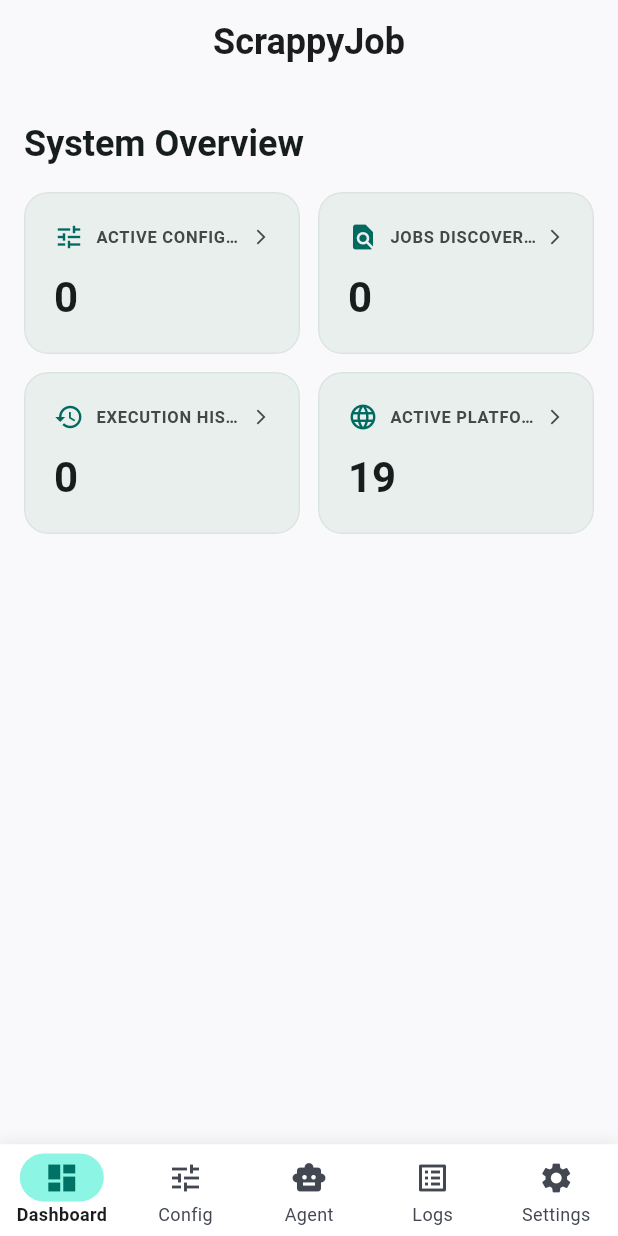
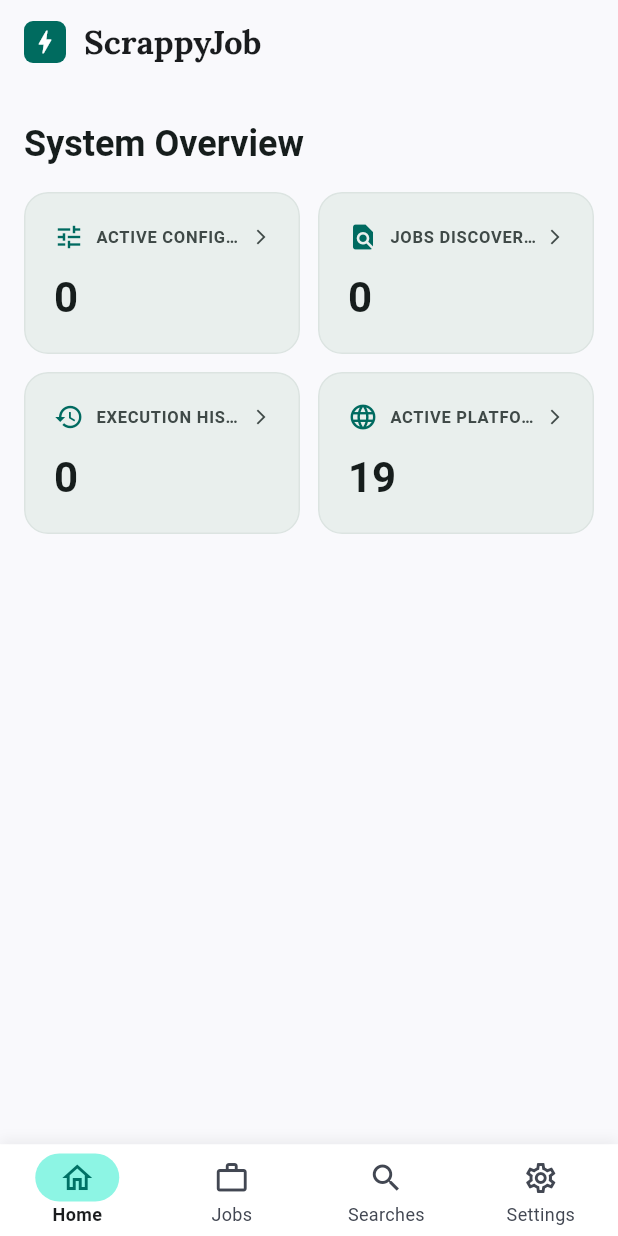
Before and after one commit to shruti-reddy-a/ScrappyJob, a Flutter app: the screen it shows once a user with an empty profile is signed in, on a phone screen of 412 x 824 dp. Run offline on Flutter 3.47's test engine with Material 3 defaults, Android fonts, the phone set to English and light mode, and no system bars; our stand-ins replace cloud_firestore, firebase_auth, firebase_core, google_fonts, google_sign_in; accounts and stored records are empty.

Commit message:
feat: implement redesigned Jobs tab with unified layout and segmented controls

```diff
--- a/frontend/lib/constants/app_colors.dart
+++ b/frontend/lib/constants/app_colors.dart
@@ -17,4 +17,8 @@ class AppColors {
   static const onSecondary = Color(0xFFFFFFFF);
   static const secondaryContainer = Color(0xFF8DF5E4);
   static const onSecondaryContainer = Color(0xFF007165);
+  static const borderColor = Color(0xFFE5E7EB);
+  static const textSecondary = Color(0xFF6B7280);
+  static const success = Color(0xFF10B981);
+  static const successBackground = Color(0xFFD1FAE5);
 }
--- /dev/null
+++ b/frontend/lib/models/job_view_item.dart
@@ -0,0 +1,13 @@
+import 'job_config.dart';
+
+class JobViewItem {
+  final String runId;
+  final int originalIndex;
+  final ScrapedJob job;
+
+  JobViewItem({
+    required this.runId,
+    required this.originalIndex,
+    required this.job,
+  });
+}
--- a/frontend/lib/services/firebase_service.dart
+++ b/frontend/lib/services/firebase_service.dart
@@ -5,6 +5,7 @@ import 'package:firebase_auth/firebase_auth.dart';
 import 'package:google_sign_in/google_sign_in.dart';
 import '../models/job_config.dart';
 import '../models/ats_platform.dart';
+import '../models/job_view_item.dart';
 
 class FirebaseService extends ChangeNotifier {
   final FirebaseFirestore _firestore = FirebaseFirestore.instance;
@@ -24,6 +25,18 @@ class FirebaseService extends ChangeNotifier {
   List<AtsPlatform> get atsPlatforms => _atsPlatforms;
   List<AtsPlatform> get activeAtsPlatforms => _atsPlatforms.where((p) => p.isEnabled).toList();
   bool get isLoading => _isLoading;
+
+  List<JobViewItem> get allJobs {
+    final List<JobViewItem> all = [];
+    for (var run in _jobRuns) {
+      for (int i = 0; i < run.jobs.length; i++) {
+        all.add(JobViewItem(runId: run.id, originalIndex: i, job: run.jobs[i]));
+      }
+    }
+    // Sort by posted ISO date if possible, but we don't have iso date in dart yet.
+    // Instead, we just trust they are sorted or sort by run date descending which is implicit by run order.
+    return all;
+  }
 
   RunProgress? _activeProgress;
   RunProgress? get activeProgress => _activeProgress;
--- a/frontend/lib/views/dashboard_view.dart
+++ b/frontend/lib/views/dashboard_view.dart
@@ -2,9 +2,9 @@ import 'package:flutter/material.dart';
 import '../constants/app_colors.dart';
 import 'tabs/dashboard_tab.dart';
 import 'tabs/config_tab.dart';
-import 'tabs/agent_tab.dart';
-import 'tabs/logs_tab.dart';
+import 'tabs/jobs_tab.dart';
 import 'tabs/settings_tab.dart';
+import 'package:google_fonts/google_fonts.dart';
 
 class DashboardView extends StatefulWidget {
   const DashboardView({super.key});
@@ -21,29 +21,39 @@ class _DashboardViewState extends State<DashboardView> {
     return Scaffold(
       backgroundColor: AppColors.background,
       appBar: AppBar(
-        title: const Text(
-          'ScrappyJob',
-          style: TextStyle(
-            color: AppColors.onSurface,
-            fontWeight: FontWeight.w600,
-            fontSize: 24,
-            letterSpacing: 0,
-          ),
+        title: Row(
+          mainAxisSize: MainAxisSize.min,
+          children: [
+            Container(
+              padding: const EdgeInsets.all(4),
+              decoration: BoxDecoration(
+                color: AppColors.primary,
+                borderRadius: BorderRadius.circular(6),
+              ),
+              child: const Icon(Icons.bolt, color: Colors.white, size: 20),
+            ),
+            const SizedBox(width: 12),
+            Text(
+              'ScrappyJob',
+              style: GoogleFonts.lora(
+                color: AppColors.onSurface,
+                fontWeight: FontWeight.bold,
+                fontSize: 22,
+                letterSpacing: 0,
+              ),
+            ),
+          ],
         ),
         backgroundColor: AppColors.background,
         elevation: 0,
-        centerTitle: true,
+        centerTitle: false,
       ),
       body: IndexedStack(
         index: _currentIndex,
         children: [
           const DashboardTab(),
-          ConfigTab(onRunStarted: () => setState(() => _currentIndex = 2)),
-          AgentTab(onViewLog: (jobRunId) {
-            // Future feature: select the specific log by jobRunId in LogsTab
-            setState(() => _currentIndex = 3);
-          }),
-          const LogsTab(),
+          const JobsTab(),
+          ConfigTab(onRunStarted: () => setState(() => _currentIndex = 1)),
           const SettingsTab(),
         ],
       ),
@@ -69,11 +79,10 @@ class _DashboardViewState extends State<DashboardView> {
           unselectedLabelStyle: const TextStyle(fontWeight: FontWeight.normal, fontSize: 12),
           type: BottomNavigationBarType.fixed,
           items: [
-            _buildNavItem(Icons.dashboard, 'Dashboard', 0),
-            _buildNavItem(Icons.tune, 'Config', 1),
-            _buildNavItem(Icons.smart_toy, 'Agent', 2),
-            _buildNavItem(Icons.list_alt, 'Logs', 3),
-            _buildNavItem(Icons.settings, 'Settings', 4),
+            _buildNavItem(Icons.home_outlined, 'Home', 0),
+            _buildNavItem(Icons.work_outline, 'Jobs', 1),
+            _buildNavItem(Icons.search, 'Searches', 2),
+            _buildNavItem(Icons.settings_outlined, 'Settings', 3),
           ],
         ),
       ),
--- a/frontend/pubspec.yaml
+++ b/frontend/pubspec.yaml
@@ -18,6 +18,7 @@ dependencies:
   intl: ^0.19.0
   http: ^1.6.0
   google_sign_in: ^7.2.0
+  google_fonts: ^6.2.1
 
 dev_dependencies:
   flutter_test:
```
Also changed, not shown: frontend/lib/views/tabs/jobs_tab.dart (added, +355 -0 lines), frontend/pubspec.lock.
